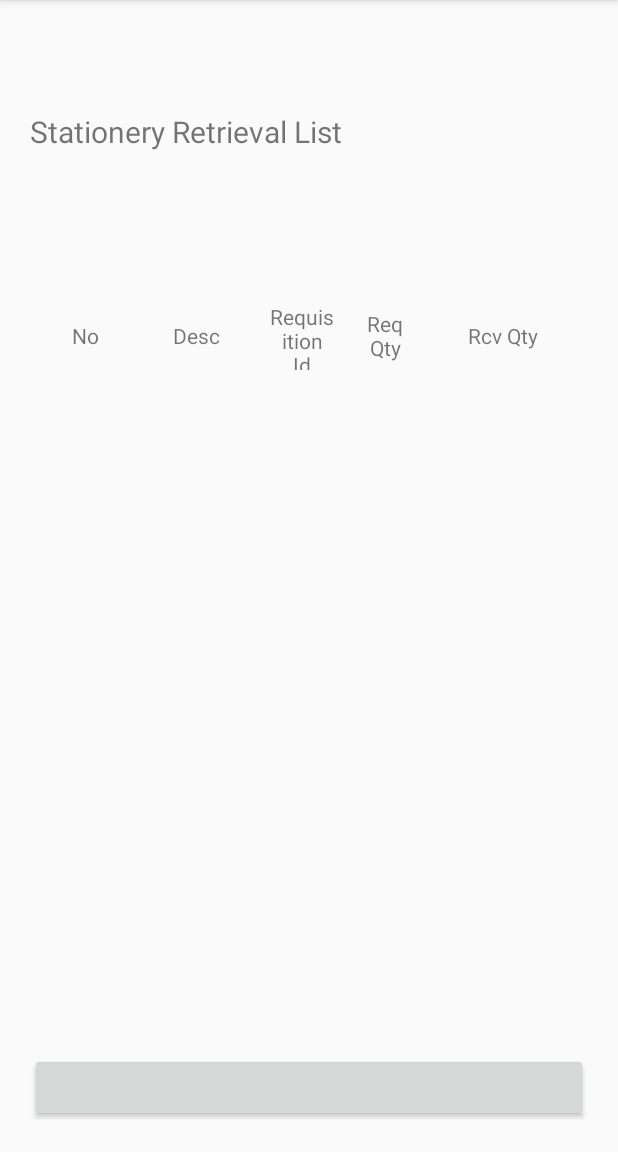
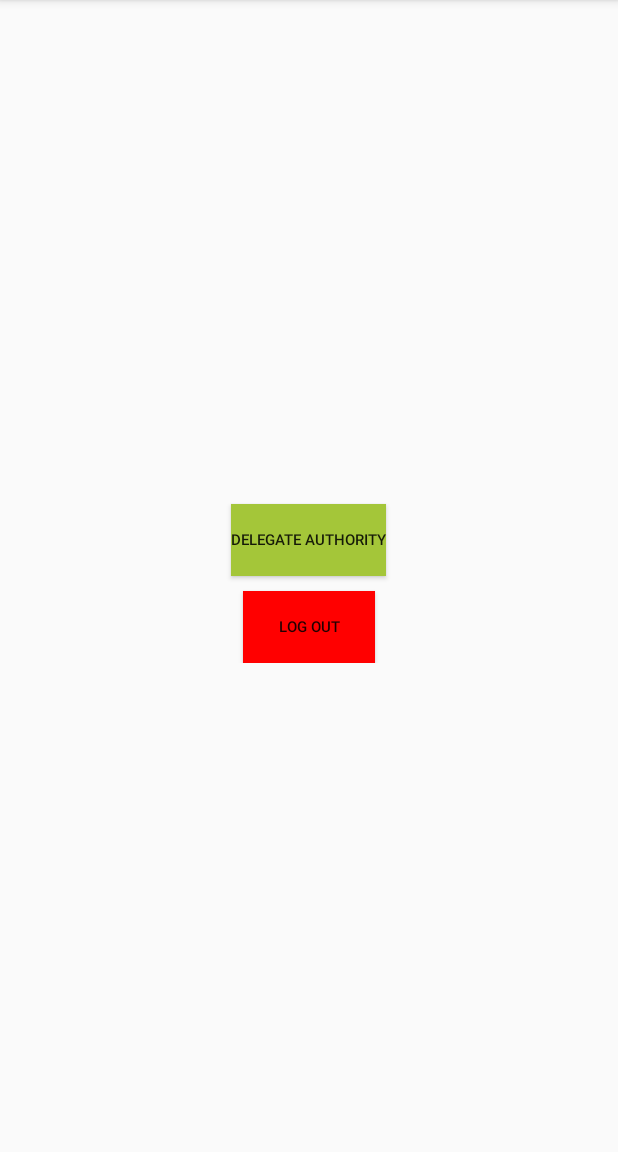
Before and after one commit to Martindreamz/ADProjectMobile, an Android app: the screen it shows after launch (StationeryRetrievalActivity before the commit, DepartmentHeadHomePageActivity after it), on a phone screen of 412 x 824 dp, the part 84-1236 px from its top. Run offline under Robolectric (Android 15) with nearby library versions, the phone set to English and light mode, and no system bars.

Commit message:
Added DepartmentHeadHomePageActivity and layout [linked]

```diff
--- /dev/null
+++ b/app/src/main/java/iss/workshop/adprojectmobile/activity/DepartmentHeadHomePageActivity.java
@@ -0,0 +1,32 @@
+package iss.workshop.adprojectmobile.activity;
+
+import androidx.appcompat.app.AppCompatActivity;
+
+import android.content.Intent;
+import android.os.Bundle;
+import android.view.View;
+import android.widget.Button;
+
+import iss.workshop.adprojectmobile.R;
+
+public class DepartmentHeadHomePageActivity extends AppCompatActivity implements View.OnClickListener {
+Button delegateAuthority, logoutBtn;
+
+    @Override
+    protected void onCreate(Bundle savedInstanceState) {
+        super.onCreate(savedInstanceState);
+        setContentView(R.layout.activity_department_head_home_page);
+        delegateAuthority=findViewById(R.id.delegateAuthorityBtn);
+        logoutBtn=findViewById(R.id.logOutBtn);
+        delegateAuthority.setOnClickListener(this);
+    }
+
+    @Override
+    public void onClick(View view) {
+        int id = view.getId();
+        if(id==R.id.delegateAuthorityBtn){
+            Intent intent=new Intent(this, DelegateAuthorityActivity.class);
+            startActivity(intent);
+        }
+    }
+}
--- /dev/null
+++ b/app/src/main/res/layout/activity_department_head_home_page.xml
@@ -0,0 +1,29 @@
+<?xml version="1.0" encoding="utf-8"?>
+<LinearLayout xmlns:android="http://schemas.android.com/apk/res/android"
+    xmlns:app="http://schemas.android.com/apk/res-auto"
+    xmlns:tools="http://schemas.android.com/tools"
+    android:layout_width="match_parent"
+    android:layout_height="match_parent"
+    tools:context=".activity.RepresentativeMenuActivity"
+    android:orientation="horizontal"
+    >
+    <LinearLayout
+        android:layout_width="match_parent"
+        android:layout_height="wrap_content"
+        android:orientation="vertical"
+        android:layout_gravity="center">
+        <Button style="@style/Btn"
+            android:id="@+id/delegateAuthorityBtn"
+            android:text="@string/delegateAuthority"
+            android:layout_gravity="center"
+            android:layout_marginTop="10dp"
+            />
+        <Button style="@style/LogOutBtn"
+            android:id="@+id/logOutBtn"
+            android:text="@string/logout"
+            android:layout_gravity="center"
+            android:layout_marginTop="10dp"
+            />
+    </LinearLayout>
+
+</LinearLayout>
--- a/app/src/main/res/values/strings.xml
+++ b/app/src/main/res/values/strings.xml
@@ -42,5 +42,6 @@
     <string name="collectionDate">Collection Date: </string>
     <string name="collectionTime">Collection Time: </string>
     <string name="deliveredBy">Delivered By: </string>
+    <string name="delegateAuthority">Delegate Authority</string>
 
 </resources>
```
Also changed, not shown: app/src/main/AndroidManifest.xml (+13 -12 lines), app/src/main/java/iss/workshop/adprojectmobile/activity/StoreClerkHomePageActivity.java (+4 -4 lines).
